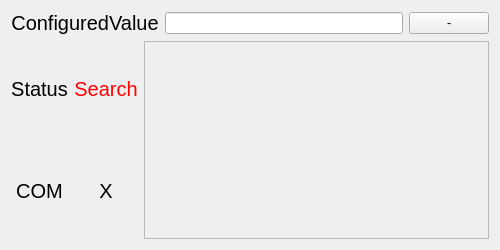
Before: the Qt Designer form forms/mainwindow.ui in zanerogl/SerialScanner, drawn with Qt 5.
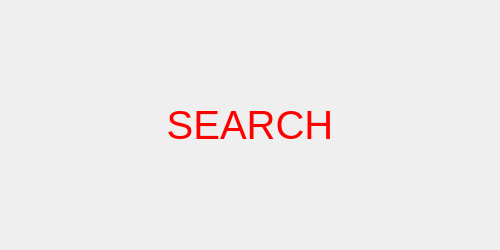
After: the same form once the commit is applied.

The edit to the form file:
```diff
--- a/forms/mainwindow.ui
+++ b/forms/mainwindow.ui
@@ -26,127 +26,18 @@
    <string>MainWindow</string>
   </property>
   <layout class="QGridLayout" name="gridLayout_2">
-   <item row="2" column="2" rowspan="2">
-    <widget class="QWidget" name="widget" native="true">
-     <layout class="QGridLayout" name="gridLayout">
-      <property name="leftMargin">
-       <number>0</number>
-      </property>
-      <property name="topMargin">
-       <number>0</number>
-      </property>
-      <property name="rightMargin">
-       <number>0</number>
-      </property>
-      <property name="bottomMargin">
-       <number>0</number>
-      </property>
-      <item row="0" column="0">
-       <widget class="QScrollArea" name="scrollArea">
-        <property name="widgetResizable">
-         <bool>true</bool>
-        </property>
-        <widget class="QWidget" name="scrollAreaWidgetContents">
-         <property name="geometry">
-          <rect>
-           <x>0</x>
-           <y>0</y>
-           <width>352</width>
-           <height>151</height>
-          </rect>
-         </property>
-        </widget>
-       </widget>
-      </item>
-     </layout>
-    </widget>
-   </item>
-   <item row="2" column="1">
-    <widget class="QLabel" name="label_3">
+   <item row="1" column="0">
+    <widget class="QLabel" name="status">
      <property name="font">
       <font>
-       <pointsize>15</pointsize>
+       <pointsize>30</pointsize>
       </font>
      </property>
      <property name="styleSheet">
       <string notr="true">QLabel{color: red}</string>
      </property>
      <property name="text">
-      <string>Search</string>
-     </property>
-     <property name="alignment">
-      <set>Qt::AlignCenter</set>
-     </property>
-    </widget>
-   </item>
-   <item row="2" column="0">
-    <widget class="QLabel" name="label_2">
-     <property name="font">
-      <font>
-       <pointsize>15</pointsize>
-      </font>
-     </property>
-     <property name="text">
-      <string>Status</string>
-     </property>
-     <property name="alignment">
-      <set>Qt::AlignCenter</set>
-     </property>
-    </widget>
-   </item>
-   <item row="0" column="0" colspan="3">
-    <layout class="QHBoxLayout" name="horizontalLayout">
-     <item>
-      <widget class="QLabel" name="label">
-       <property name="font">
-        <font>
-         <pointsize>15</pointsize>
-        </font>
-       </property>
-       <property name="text">
-        <string>ConfiguredValue</string>
-       </property>
-       <property name="alignment">
-        <set>Qt::AlignCenter</set>
-       </property>
-      </widget>
-     </item>
-     <item>
-      <widget class="QLineEdit" name="lineEdit"/>
-     </item>
-     <item>
-      <widget class="QPushButton" name="pushButton">
-       <property name="text">
-        <string>-</string>
-       </property>
-      </widget>
-     </item>
-    </layout>
-   </item>
-   <item row="3" column="1">
-    <widget class="QLabel" name="label_5">
-     <property name="font">
-      <font>
-       <pointsize>15</pointsize>
-      </font>
-     </property>
-     <property name="text">
-      <string>X</string>
-     </property>
-     <property name="alignment">
-      <set>Qt::AlignCenter</set>
-     </property>
-    </widget>
-   </item>
-   <item row="3" column="0">
-    <widget class="QLabel" name="label_4">
-     <property name="font">
-      <font>
-       <pointsize>15</pointsize>
-      </font>
-     </property>
-     <property name="text">
-      <string>COM</string>
+      <string>SEARCH</string>
      </property>
      <property name="alignment">
       <set>Qt::AlignCenter</set>
```
